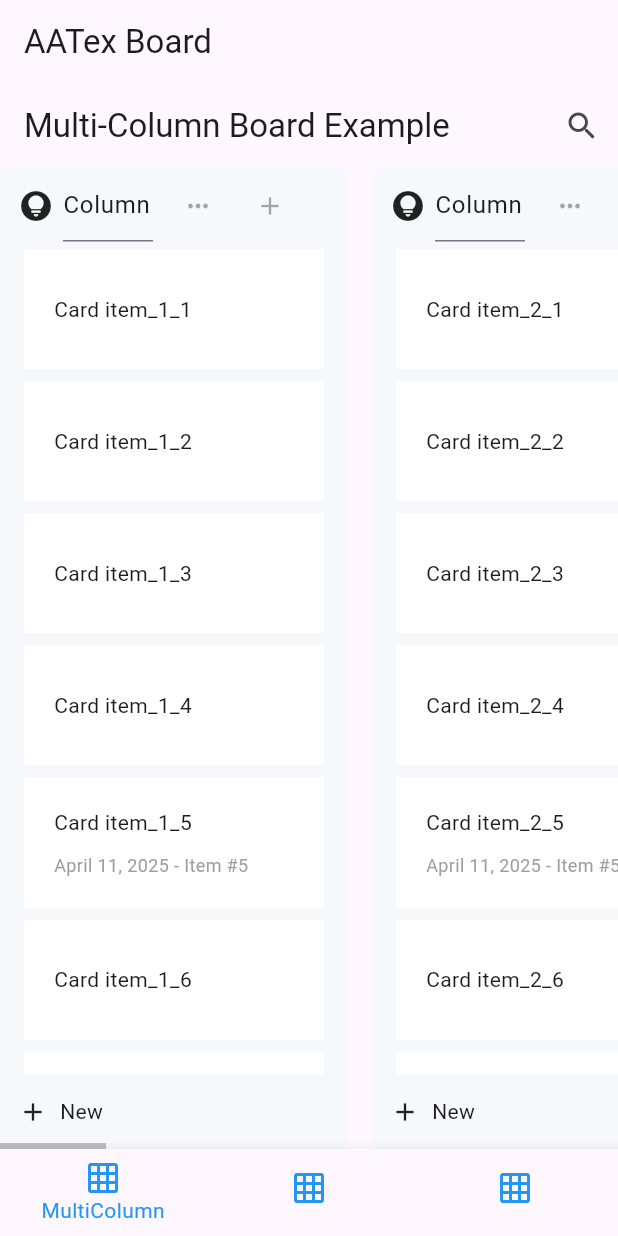
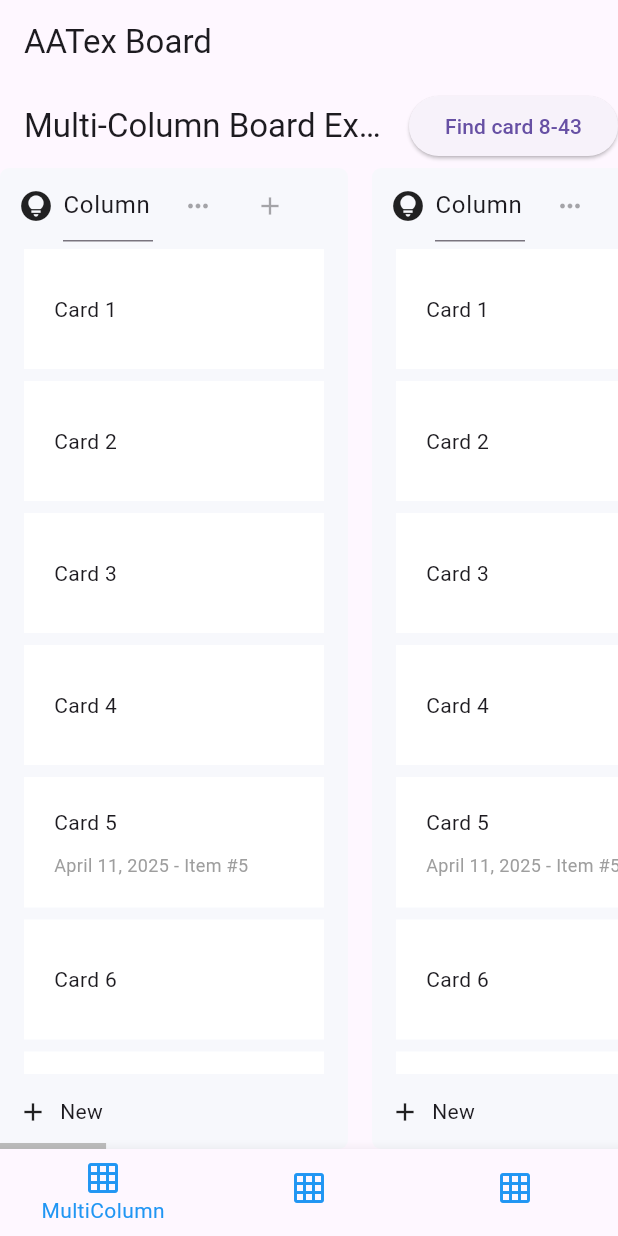
Before and after one commit to awaik/aatex-kanban, a Flutter app: the screen it shows after launch, on a phone screen of 412 x 824 dp. Run offline on Flutter 3.47's test engine with Material 3 defaults, Android fonts, the phone set to English and light mode, and no system bars; our stand-ins replace equatable.

Commit message:
Enhance logging and improve card display functionality; refactor item creation in examples

```diff
--- a/example/lib/main.dart
+++ b/example/lib/main.dart
@@ -27,6 +27,7 @@ class _MyAppState extends State<MyApp> {
 
   @override
   Widget build(BuildContext context) {
+    print('+++++++1+++++++');
     return MaterialApp(
       home: Scaffold(
         appBar: AppBar(title: const Text('AATex Board')),
--- a/example/lib/multi_board_list_example.dart
+++ b/example/lib/multi_board_list_example.dart
@@ -38,9 +38,20 @@ class _MultiBoardListExampleState extends State<MultiBoardListExample> {
 
         // Add a mix of TextItems and RichTextItems
         if (itemIndex % 5 == 0) {
-          items.add(RichTextItem(title: "Card $itemId", subtitle: 'April 11, 2025 - Item #$itemIndex'));
+          items.add(
+            RichTextItem(
+              id: itemId, // Use direct itemId
+              title: "Card $itemIndex",
+              subtitle: 'April 11, 2025 - Item #$itemIndex',
+            ),
+          );
         } else {
-          items.add(TextItem("Card $itemId"));
+          items.add(
+            TextItem(
+              id: itemId, // Use direct itemId
+              text: "Card $itemIndex",
+            ),
+          );
         }
       }
 
@@ -51,8 +62,29 @@ class _MultiBoardListExampleState extends State<MultiBoardListExample> {
   }
 
   void _showCard() {
-    // Display card #43 in column 8
-    controller.displayCard(groupId: "column_8", itemId: "item_8_43", highlightColor: Colors.amber.withOpacity(0.5));
+    print('====== SHOW CARD BUTTON PRESSED ======');
+    print('Attempting to display card #43 in column 8');
+
+    try {
+      // Display card #43 in column 8
+      controller
+          .displayCard(
+            groupId: "column_8",
+            itemId: "item_8_43",
+            highlightColor: Colors.amber.withOpacity(0.5),
+            boardScrollController: boardController, // Pass the scroll controller
+          )
+          .then((success) {
+            print('displayCard completed with result: $success');
+          })
+          .catchError((error) {
+            print('Error in displayCard: $error');
+            print('Stack trace: ${StackTrace.current}');
+          });
+    } catch (e) {
+      print('Exception while calling displayCard: $e');
+      print('Stack trace: ${StackTrace.current}');
+    }
   }
 
   @override
@@ -66,7 +98,7 @@ class _MultiBoardListExampleState extends State<MultiBoardListExample> {
         title: const Text('Multi-Column Board Example'),
         actions: [
           // Button to find and highlight card #43 in column 8
-          IconButton(icon: const Icon(Icons.search), tooltip: 'Find card #43 in column 8', onPressed: _showCard),
+          ElevatedButton(onPressed: _showCard, child: const Text('Find card 8-43')),
         ],
       ),
       body: AATexBoard(
@@ -175,16 +207,19 @@ class _RichTextCardState extends State<RichTextCard> {
 }
 
 class TextItem extends AATexGroupItem implements ActiveableGroupItem {
+  final String _id;
   final String s;
   final bool _isActive;
   final Color? _highlightColor;
 
-  TextItem(this.s, {bool isActive = false, Color? highlightColor})
-    : _isActive = isActive,
+  TextItem({required String id, required String text, bool isActive = false, Color? highlightColor})
+    : _id = id,
+      s = text,
+      _isActive = isActive,
       _highlightColor = highlightColor;
 
   @override
-  String get id => s;
+  String get id => _id;
 
   @override
   bool get isActive => _isActive;
@@ -194,22 +229,34 @@ class TextItem extends AATexGroupItem implements ActiveableGroupItem {
 
   @override
   TextItem copyWith({bool? isActive, Color? highlightColor}) {
-    return TextItem(s, isActive: isActive ?? _isActive, highlightColor: highlightColor ?? _highlightColor);
+    return TextItem(
+      id: _id,
+      text: s,
+      isActive: isActive ?? _isActive,
+      highlightColor: highlightColor ?? _highlightColor,
+    );
   }
 }
 
 class RichTextItem extends AATexGroupItem implements ActiveableGroupItem {
+  final String _id;
   final String title;
   final String subtitle;
   final bool _isActive;
   final Color? _highlightColor;
 
-  RichTextItem({required this.title, required this.subtitle, bool isActive = false, Color? highlightColor})
-    : _isActive = isActive,
-      _highlightColor = highlightColor;
+  RichTextItem({
+    required String id,
+    required this.title,
+    required this.subtitle,
+    bool isActive = false,
+    Color? highlightColor,
+  }) : _id = id,
+       _isActive = isActive,
+       _highlightColor = highlightColor;
 
   @override
-  String get id => title;
+  String get id => _id;
 
   @override
   bool get isActive => _isActive;
@@ -220,6 +267,7 @@ class RichTextItem extends AATexGroupItem implements ActiveableGroupItem {
   @override
   RichTextItem copyWith({bool? isActive, Color? highlightColor}) {
     return RichTextItem(
+      id: _id,
       title: title,
       subtitle: subtitle,
       isActive: isActive ?? _isActive,
--- a/example/lib/single_board_list_example.dart
+++ b/example/lib/single_board_list_example.dart
@@ -44,7 +44,7 @@ class _SingleBoardListExampleState extends State<SingleBoardListExample> {
         title: const Text('AATexBoard Example'),
         actions: [
           // Button to trigger highlighting card in column 8, item #43
-          IconButton(icon: const Icon(Icons.search), tooltip: 'Find card #43 in column 8', onPressed: _showCard),
+          ElevatedButton(onPressed: _showCard, child: const Text('Find card 8-43')),
         ],
       ),
       body: AATexBoard(
--- a/lib/aatex_board.dart
+++ b/lib/aatex_board.dart
@@ -1,7 +1,8 @@
 /// AATexBoard library
 library aatex_board;
 
-export 'src/widgets/board_group/group_data.dart';
+export 'src/widgets/board_group/group_data.dart'
+    show AATexGroupData, AATexGroupItem, AATexGroupController, AATexGroupHeaderData, ActiveableGroupItem;
 export 'src/widgets/board_data.dart';
 export 'src/widgets/styled_widgets/widgets.dart';
 export 'src/widgets/board.dart';
--- a/lib/src/utils/log.dart
+++ b/lib/src/utils/log.dart
@@ -1,7 +1,7 @@
 import "package:flutter/material.dart";
 
 class Log {
-  static const enableLog = false;
+  static const enableLog = true; // Changed from false to true to enable logging
 
   static void trace(String? message) {
     if (enableLog) {
--- a/lib/src/widgets/board_data.dart
+++ b/lib/src/widgets/board_data.dart
@@ -7,6 +7,7 @@ import 'package:flutter/widgets.dart';
 import 'package:equatable/equatable.dart';
 
 import 'package:aatex_board/src/widgets/board_group/group_data.dart';
+import 'package:aatex_board/src/widgets/board.dart';
 
 import '../utils/log.dart';
 
@@ -281,92 +282,64 @@ class AATexBoardController extends ChangeNotifier
   /// - [itemId]: The ID of the card to highlight
   /// - [highlightColor]: Optional color for highlighting the card
   /// - [animationDuration]: Duration for scroll animation (defaults to 300ms)
+  /// - [boardScrollController]: The scroll controller to use for scrolling to the card
   Future<bool> displayCard({
     required String groupId,
     required String itemId,
     Color? highlightColor,
     Duration animationDuration = const Duration(milliseconds: 300),
+    AATexBoardScrollController? boardScrollController,
   }) async {
+    Log.debug('====== START DISPLAY CARD ======');
+    Log.debug('Attempting to display card: groupId=$groupId, itemId=$itemId');
+
     // Find the group controller
     final groupController = getGroupController(groupId);
     if (groupController == null) {
       Log.warn('Cannot display card: Group with ID "$groupId" not found');
+      Log.debug('====== END DISPLAY CARD (FAILED) ======');
       return false;
     }
+    Log.debug('Found group controller for "$groupId"');
 
     // Find the item index
     final itemIndex = groupController.items.indexWhere((item) => item.id == itemId);
     if (itemIndex == -1) {
       Log.warn('Cannot display card: Item with ID "$itemId" not found in group "$groupId"');
+      Log.debug('====== END DISPLAY CARD (FAILED) ======');
       return false;
     }
+    Log.debug('Found item at index $itemIndex in group "$groupId"');
 
-    // Reset active state for all cards in all groups
-    for (final controller in _groupControllers.values) {
-      for (var i = 0; i < controller.items.length; i++) {
-        final item = controller.items[i];
-        if (!item.isPhantom && item is AATexGroupItem) {
-          // Make item inactive by setting its property
-          // We need to create a new item with the updated property
-          // since items might be immutable
-          if (item is ActiveableGroupItem) {
-            final updatedItem = (item as ActiveableGroupItem).copyWith(isActive: false);
-            controller.replace(i, updatedItem as AATexGroupItem);
-          }
-        }
-      }
-    }
+    // Убрана часть с выделением карточек, теперь просто прокручиваем к нужной карточке
 
-    // Get the target item and set it as active
-    final targetItem = groupController.items[itemIndex];
-    if (!targetItem.isPhantom && targetItem is AATexGroupItem) {
-      if (targetItem is ActiveableGroupItem) {
-        final updatedItem = (targetItem as ActiveableGroupItem).copyWith(
-          isActive: true,
-          highlightColor: highlightColor,
+    // Scroll to make the card visible if a scroll controller is provided
+    try {
+      if (boardScrollController != null) {
+        Log.debug('Scroll controller provided, attempting to scroll to item...');
+        // First, scroll to the item in the group
+        boardScrollController.scrollToItem(
+          groupId,
+          itemIndex,
+          // Optional callback when scrolling completes
+          completed: (context) {
+            Log.debug('Scroll completed - item $itemId in group $groupId is now visible');
+          },
         );
-        groupController.replace(itemIndex, updatedItem as AATexGroupItem);
-      }
-    }
-
-    // Notify listeners to update UI
-    notifyListeners();
-
-    // The scrolling implementation depends on how the board UI is constructed
-    try {
-      // Store the group index for horizontal scrolling calculations
-      final groupIndex = _groupDatas.indexWhere((group) => group.id == groupId);
-      if (groupIndex == -1) {
-        Log.warn('Cannot find group index for scrolling to group "$groupId"');
+        Log.debug('Scroll command issued successfully');
+        Log.debug('====== END DISPLAY CARD (SUCCESS) ======');
+        return true;
+      } else {
+        Log.warn('Cannot scroll to card: No board scroll controller provided');
+        Log.debug('No scrolling performed (no controller)');
+        Log.debug('====== END DISPLAY CARD (PARTIAL SUCCESS) ======');
         return false;
       }
-
-      // Use the groupIndex for scroll calculations when implementing scroll controllers
-      // Example (actual implementation depends on your UI structure):
-      //
-      // For horizontal scrolling to the group/column:
-      // if (boardScrollController != null) {
-      //   final groupOffset = groupIndex * estimatedGroupWidth;
-      //   await boardScrollController.animateTo(
-      //     groupOffset,
-      //     duration: animationDuration,
-      //     curve: Curves.easeInOut,
-      //   );
-      // }
-      //
-      // For vertical scrolling to the item within the group:
-      // if (groupController.scrollController != null) {
-      //   final itemOffset = itemIndex * estimatedItemHeight;
-      //   await groupController.scrollController.animateTo(
-      //     itemOffset,
-      //     duration: animationDuration,
-      //     curve: Curves.easeInOut,
-      //   );
-      // }
-
-      return true;
     } catch (e) {
       Log.error('Error scrolling to display card: $e');
+      Log.debug('Stack trace: ${StackTrace.current}');
+      Log.debug('Scrolling failed');
+      Log.debug('====== END DISPLAY CARD (FAILURE) ======');
       return false;
     }
   }
```
Also changed, not shown: lib/src/widgets/reorder_flex/reorder_flex.dart (+22 -0 lines).
